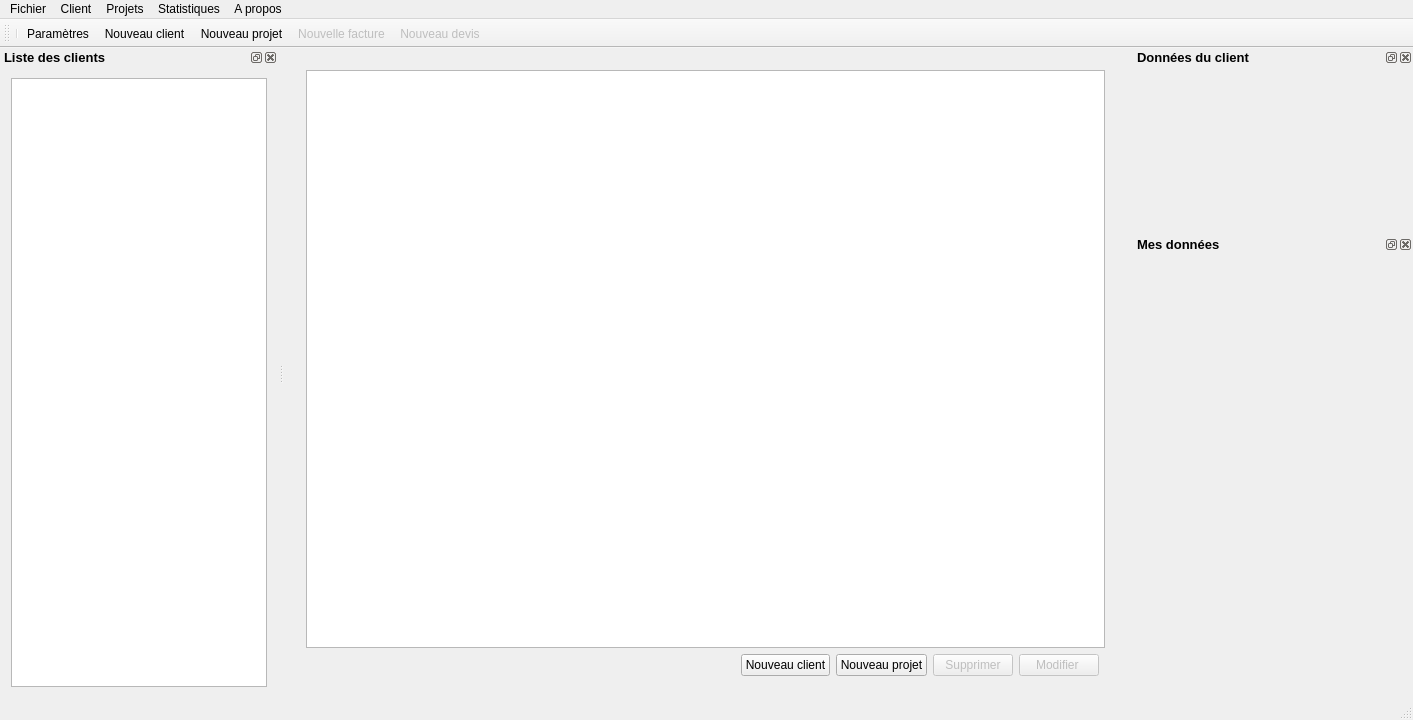
First picture: the form in src/gui/mainwindow/mainwindow.ui, repository FACT-Team/FactDev, before the edit.
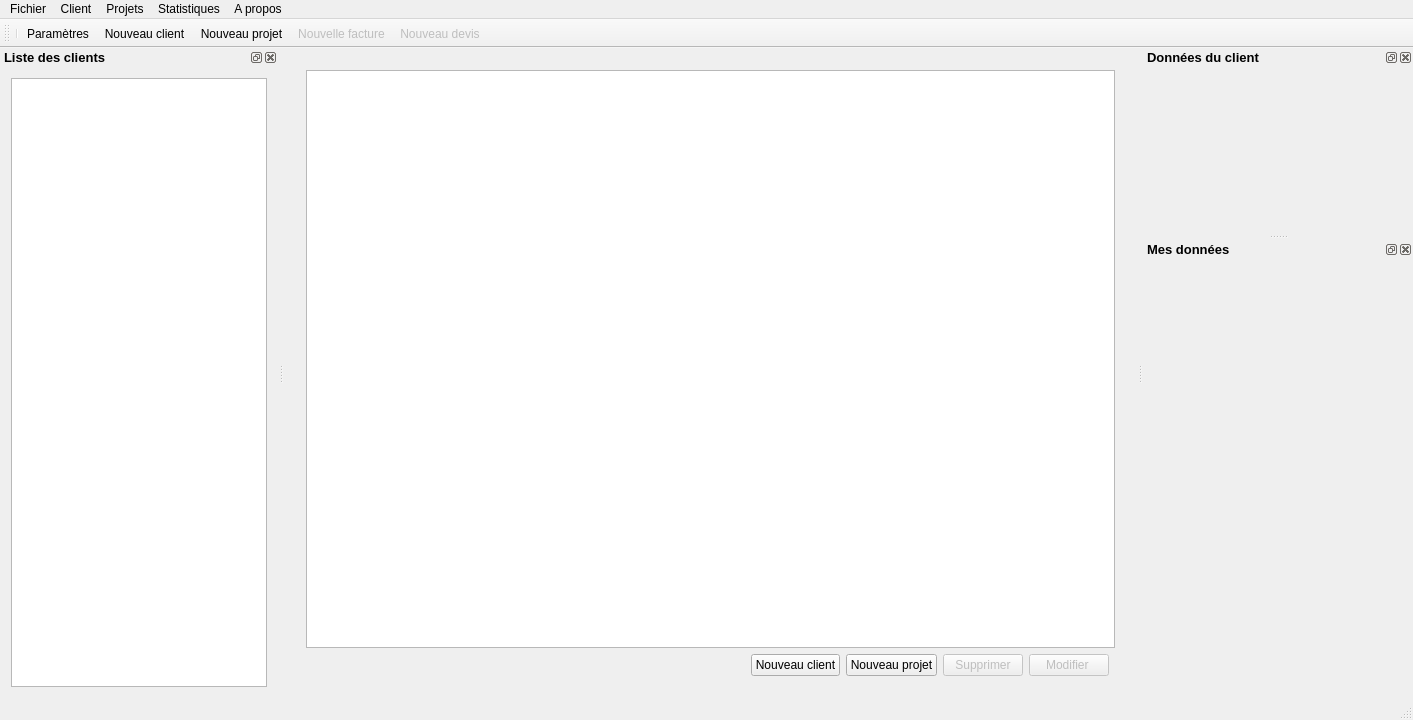
Second picture: the form after the edit. The open tabs and pages were chosen to show the change. Icons and pictures are not drawn. Custom widgets are drawn as their Qt base class.

Patch:
```diff
--- a/src/gui/mainwindow/mainwindow.ui
+++ b/src/gui/mainwindow/mainwindow.ui
@@ -451,16 +451,10 @@
   <widget class="QDockWidget" name="dockWidget_2">
    <property name="minimumSize">
     <size>
-     <width>280</width>
+     <width>270</width>
      <height>70</height>
     </size>
    </property>
-   <property name="maximumSize">
-    <size>
-     <width>280</width>
-     <height>524287</height>
-    </size>
-   </property>
    <property name="font">
     <font>
      <pointsize>10</pointsize>
@@ -475,12 +469,6 @@
     <number>2</number>
    </attribute>
    <widget class="QWidget" name="dockWidgetContents_2">
-    <property name="minimumSize">
-     <size>
-      <width>300</width>
-      <height>0</height>
-     </size>
-    </property>
     <property name="font">
      <font>
       <pointsize>9</pointsize>
@@ -566,16 +554,10 @@
   <widget class="QDockWidget" name="dockWidget_4">
    <property name="minimumSize">
     <size>
-     <width>280</width>
+     <width>270</width>
      <height>200</height>
     </size>
    </property>
-   <property name="maximumSize">
-    <size>
-     <width>280</width>
-     <height>524287</height>
-    </size>
-   </property>
    <property name="font">
     <font>
      <pointsize>10</pointsize>
```
Left out of the diff: 4 changed lines with no effect on the pictures.
